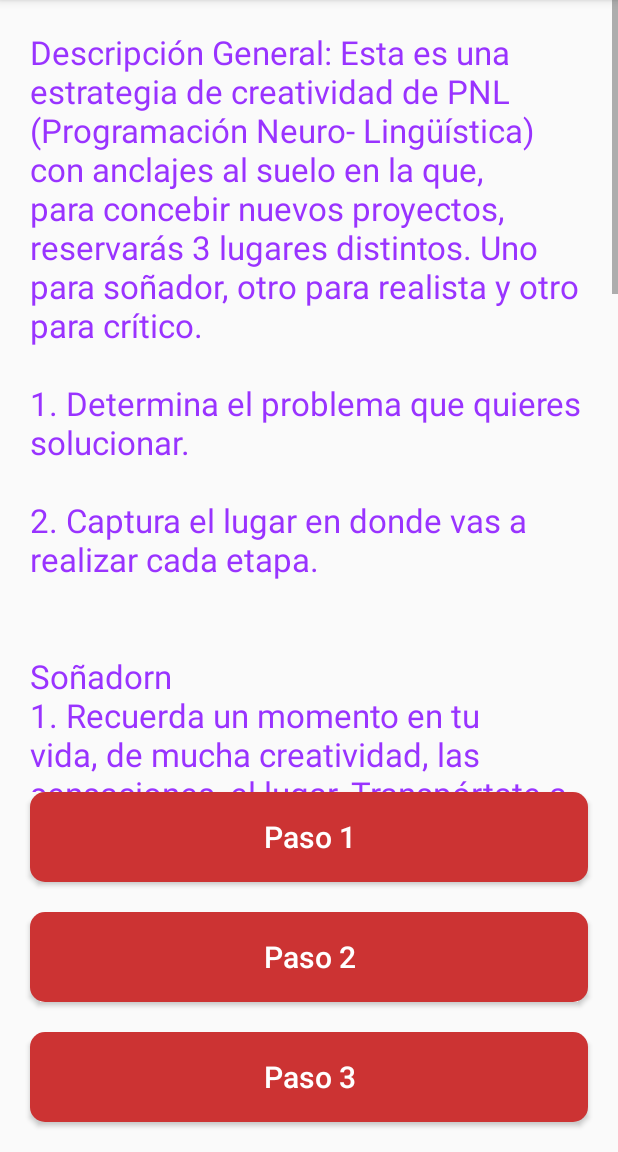
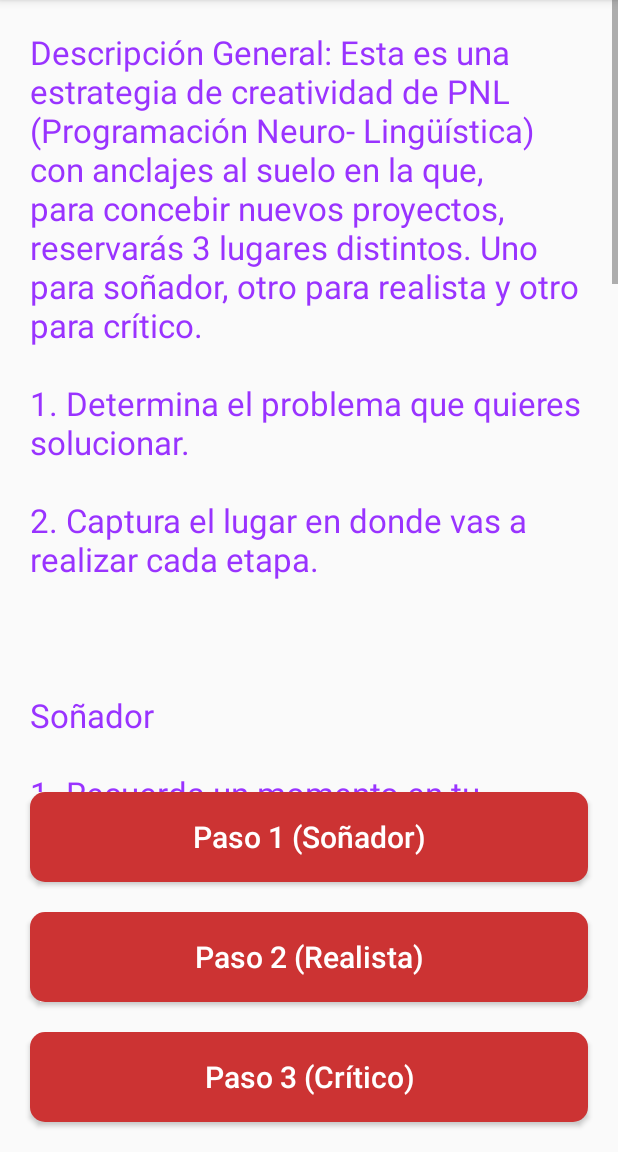
Before and after one commit to KevinhoMorales/AnclaideasJava, an Android app: the Description screen opened directly, with no data from a screen before it, on a phone screen of 412 x 824 dp, the part 84-1236 px from its top. Run offline under Robolectric (Android 15) with nearby library versions, the phone set to English and light mode, and no system bars.

Commit message:
Video links added

```diff
--- a/app/src/main/java/com/kevinhomorales/anclaideas/Critical.java
+++ b/app/src/main/java/com/kevinhomorales/anclaideas/Critical.java
@@ -180,7 +180,7 @@ public class Critical extends AppCompatActivity {
 
                 break;
             case R.id.action_video:
-                String url = "http://www.youtube.com/watch?v=qvtCk1wZ7LM";
+                String url = "https://www.youtube.com/watch?v=7OaCtYUammc";
                 Intent intent = new Intent(Intent.ACTION_VIEW, Uri.parse(url));
                 startActivity(intent);
                 break;
--- a/app/src/main/java/com/kevinhomorales/anclaideas/Dreamer.java
+++ b/app/src/main/java/com/kevinhomorales/anclaideas/Dreamer.java
@@ -191,7 +191,7 @@ public class Dreamer extends AppCompatActivity {
 
                 break;
             case R.id.action_video:
-                String url = "http://www.youtube.com/watch?v=qvtCk1wZ7LM";
+                String url = "https://www.youtube.com/watch?v=f7Z5JO8gcn8";
                 Intent intent = new Intent(Intent.ACTION_VIEW, Uri.parse(url));
                 startActivity(intent);
                 break;
--- a/app/src/main/java/com/kevinhomorales/anclaideas/Realistic.java
+++ b/app/src/main/java/com/kevinhomorales/anclaideas/Realistic.java
@@ -179,7 +179,7 @@ public class Realistic extends AppCompatActivity {
 
                 break;
             case R.id.action_video:
-                String url = "http://www.youtube.com/watch?v=qvtCk1wZ7LM";
+                String url = "https://www.youtube.com/watch?v=GF0I161M3m0";
                 Intent intent = new Intent(Intent.ACTION_VIEW, Uri.parse(url));
                 startActivity(intent);
                 break;
--- a/app/src/main/res/values/strings.xml
+++ b/app/src/main/res/values/strings.xml
@@ -1,12 +1,12 @@
 <resources>
     <string name="app_name">W.D Anclaideas</string>
     <string name="start">Empezar</string>
-    <string name="step1">Paso 1</string>
-    <string name="step2">Paso 2</string>
-    <string name="step3">Paso 3</string>
+    <string name="step1">Paso 1 (Soñador)</string>
+    <string name="step2">Paso 2 (Realista)</string>
+    <string name="step3">Paso 3 (Crítico)</string>
     <string name="description">Descripción General:
 
-Esta es una estrategia de creatividad de PNL (Programación Neuro- Lingüística) con anclajes al suelo en la que, para concebir nuevos proyectos, reservarás 3 lugares distintos. Uno para soñador, otro para realista y otro para crítico.\n\n1. Determina el problema que quieres solucionar.\n\n2. Captura el lugar en donde vas a realizar cada etapa.\n\n\nSoñadorn\n1. Recuerda un momento en tu vida, de mucha creatividad, las sensaciones, el lugar, Transpórtate a ese momento.\n\n2. Elige un lugar especial.\n\n3. Y que lluevan las ideas.\n\n\nRealista\n\n1. Recuerda un momento tuyo o de alguien más, en el cual reflexionaste cómo llevar a cabo un plan. El lugar, las sensaciones, emociones.\n\n2. Elige el lugar para ello.\n\n3. Anota tus reflexiones.\n\n\nCrítico\n\n1. Recuerda un momento en el que criticaste duramente, juzgaste, evaluaste una idea o un proyecto. Sus sensaciones, emociones, lugar.\n\n2. Elige un lugar específico.\n\n3. Anota las críticas y puntos débiles de los pasos anteriores.\n\n\nVUELVE AL INICIO</string>
+Esta es una estrategia de creatividad de PNL (Programación Neuro- Lingüística) con anclajes al suelo en la que, para concebir nuevos proyectos, reservarás 3 lugares distintos. Uno para soñador, otro para realista y otro para crítico.\n\n1. Determina el problema que quieres solucionar.\n\n2. Captura el lugar en donde vas a realizar cada etapa.\n\n\n\nSoñador\n\n1. Recuerda un momento en tu vida, de mucha creatividad, las sensaciones, el lugar, Transpórtate a ese momento.\n\n2. Elige un lugar especial.\n\n3. Y que lluevan las ideas.\n\n\nRealista\n\n1. Recuerda un momento tuyo o de alguien más, en el cual reflexionaste cómo llevar a cabo un plan. El lugar, las sensaciones, emociones.\n\n2. Elige el lugar para ello.\n\n3. Anota tus reflexiones.\n\n\nCrítico\n\n1. Recuerda un momento en el que criticaste duramente, juzgaste, evaluaste una idea o un proyecto. Sus sensaciones, emociones, lugar.\n\n2. Elige un lugar específico.\n\n3. Anota las críticas y puntos débiles de los pasos anteriores.\n\n\nVUELVE AL INICIO</string>
     <string name="save">Guardar</string>
     <string name="dreamerDescription">Ingrese una descripción para soñador</string>
     <string name="realisticDescription">Ingrese una descripción para realista</string>
```
Also changed, not shown: 1 other file.
